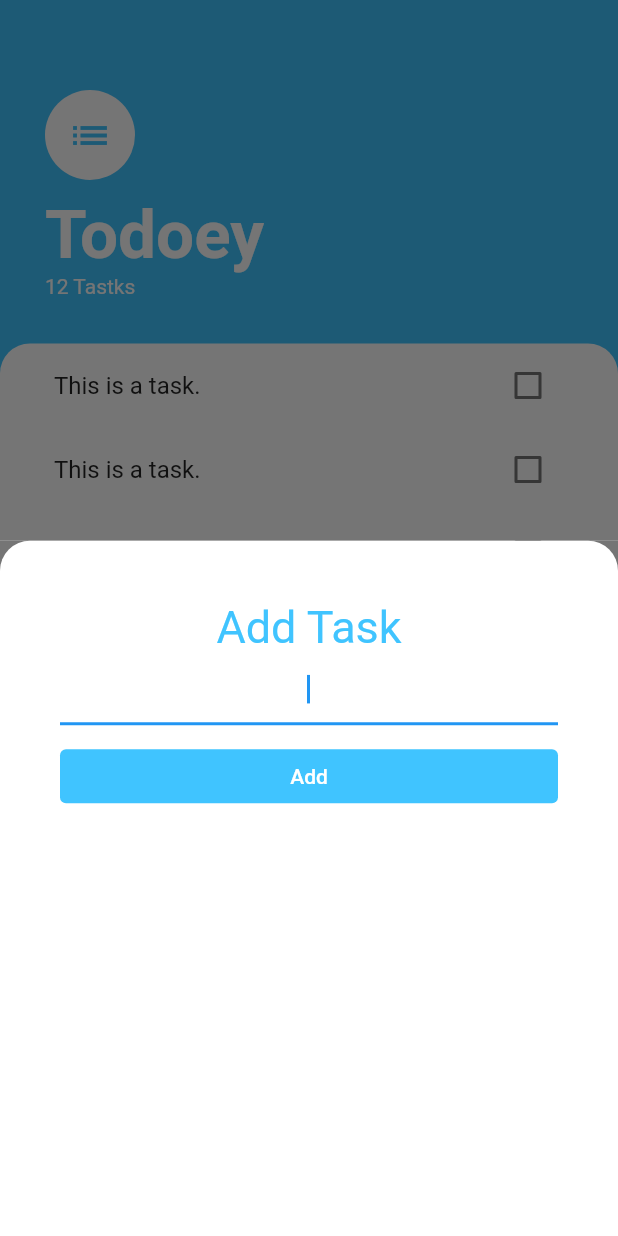
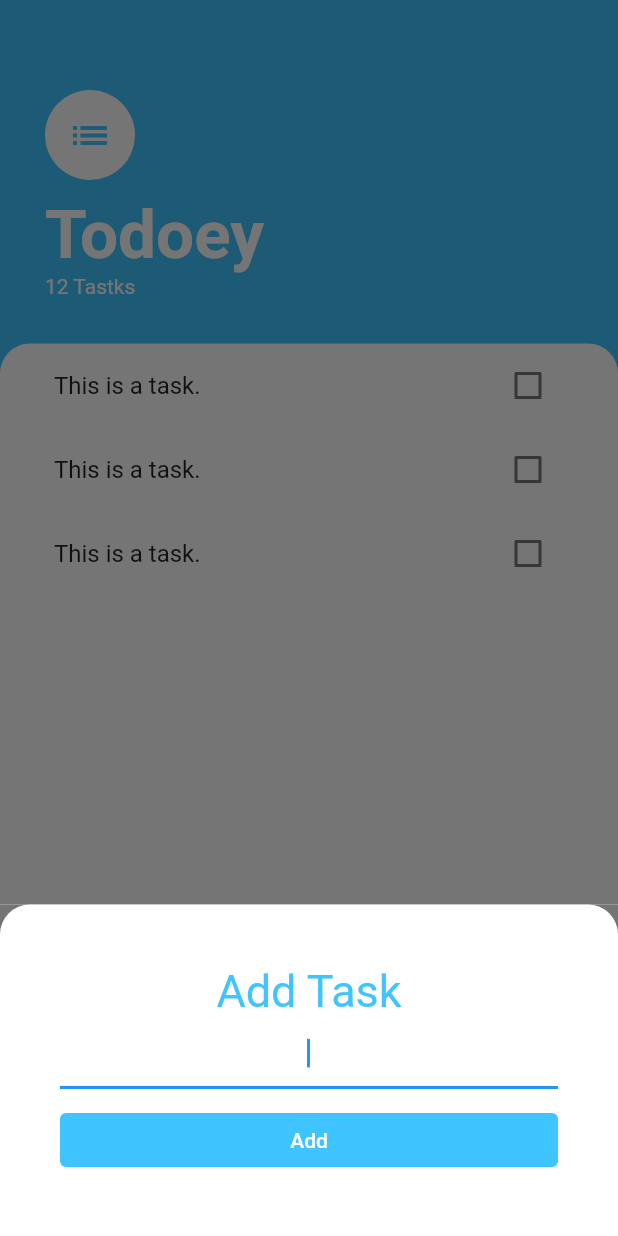
Before and after one commit to jinhlee19/flutter-playground2, a Flutter app: the screen it shows after launch, after a tap on the "add" icon, on a phone screen of 412 x 824 dp. Run offline on Flutter 3.47's test engine with Material 2 defaults, Android fonts, the phone set to English and light mode, and no system bars; our stand-ins replace animated_text_kit, cloud_firestore, firebase_auth, firebase_core, modal_progress_hud_nsn; accounts and stored records are empty.

```diff
--- a/todoey1/lib/screen/add_task_screen.dart
+++ b/todoey1/lib/screen/add_task_screen.dart
@@ -8,6 +8,8 @@ class AddTaskScreen extends StatelessWidget {
     return Container(
       color: Color(0xFF757575),
       child: Container(
+        // todo 2 키보드 높이 위로 끌어올림
+        // padding: EdgeInsets.only(bottom: MediaQuery.of(context).viewInsets.top),
         padding: EdgeInsets.all(40.0),
         decoration: BoxDecoration(
           color: Colors.white,
--- a/todoey1/lib/screen/tasks_screen.dart
+++ b/todoey1/lib/screen/tasks_screen.dart
@@ -13,7 +13,11 @@ class TasksScreen extends StatelessWidget {
         child: Icon(Icons.add),
         onPressed: () {
           showModalBottomSheet(
-              context: context, builder: (context) => AddTaskScreen());
+              // Todo 1 Modal의 풀스크린화. 키보드에 의해서 add버튼 가려지는걸 방지
+              // isScrollControlled: true,
+              context: context,
+              builder: (context) =>
+                  SingleChildScrollView(child: AddTaskScreen()));
         },
       ),
       body: Column(
```
